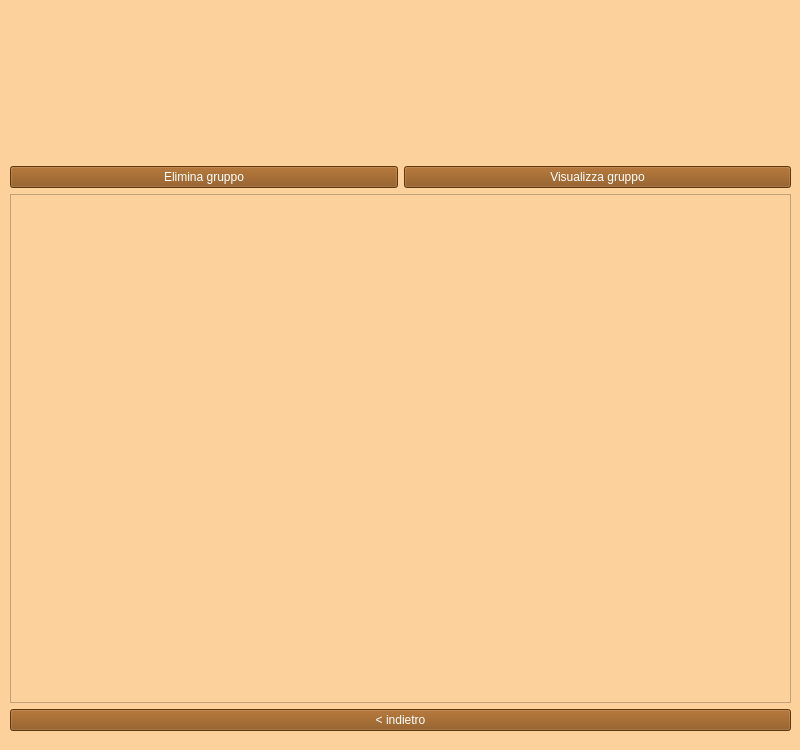
The window that GruppoClienti/view/lista_gruppo_clienti.ui (ManuelMarrone/GestioneBowling) describes before a commit, drawn with Qt 5.
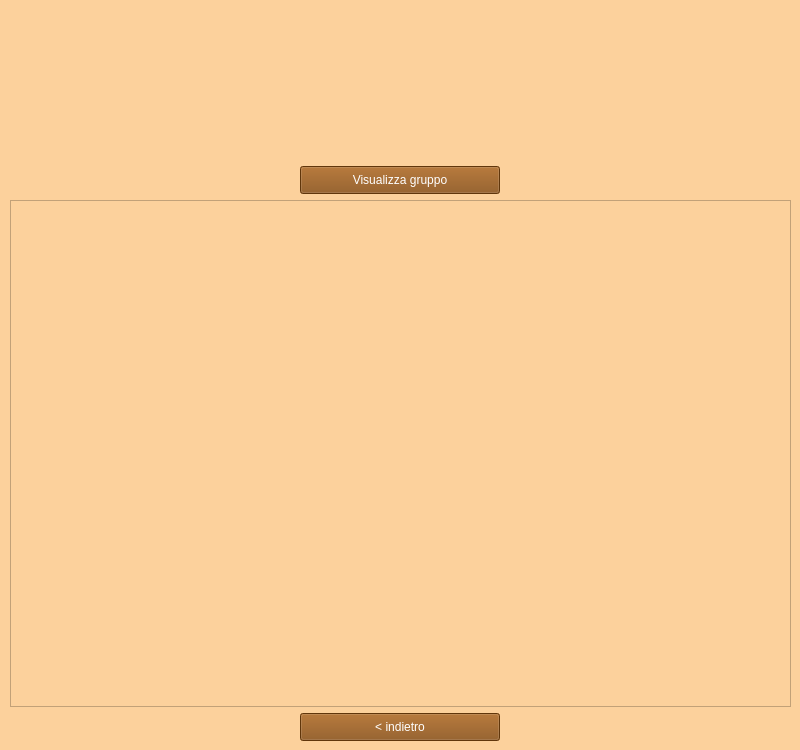
The same window after the commit. Icons and pictures are not drawn.

Patch:
```diff
--- a/GruppoClienti/view/lista_gruppo_clienti.ui
+++ b/GruppoClienti/view/lista_gruppo_clienti.ui
@@ -34,7 +34,7 @@
      <x>10</x>
      <y>10</y>
      <width>781</width>
-     <height>721</height>
+     <height>731</height>
     </rect>
    </property>
    <layout class="QVBoxLayout" name="verticalLayout_6">
@@ -77,19 +77,20 @@
            <layout class="QVBoxLayout" name="verticalLayout_9">
             <item>
              <layout class="QHBoxLayout" name="horizontalLayout_11">
-              <item>
-               <widget class="QPushButton" name="eliminaGruppo">
-                <property name="styleSheet">
-                 <string notr="true">color: rgb(255, 255, 255);
-background-color: rgb(135, 75, 15);</string>
-                </property>
-                <property name="text">
-                 <string>Elimina gruppo</string>
-                </property>
-               </widget>
-              </item>
               <item>
                <widget class="QPushButton" name="visualizzaGruppo">
+                <property name="minimumSize">
+                 <size>
+                  <width>200</width>
+                  <height>28</height>
+                 </size>
+                </property>
+                <property name="maximumSize">
+                 <size>
+                  <width>200</width>
+                  <height>28</height>
+                 </size>
+                </property>
                 <property name="styleSheet">
                  <string notr="true">color: rgb(255, 255, 255);
 background-color: rgb(135, 75, 15);</string>
@@ -106,26 +107,39 @@
           <item>
            <widget class="QListWidget" name="gruppiList"/>
           </item>
+          <item>
+           <layout class="QHBoxLayout" name="horizontalLayout">
+            <item>
+             <widget class="QPushButton" name="indietroButton_2">
+              <property name="minimumSize">
+               <size>
+                <width>200</width>
+                <height>28</height>
+               </size>
+              </property>
+              <property name="maximumSize">
+               <size>
+                <width>200</width>
+                <height>28</height>
+               </size>
+              </property>
+              <property name="styleSheet">
+               <string notr="true">color: rgb(255, 255, 255);
+background-color: rgb(135, 75, 15);</string>
+              </property>
+              <property name="text">
+               <string>&lt; indietro</string>
+              </property>
+             </widget>
+            </item>
+           </layout>
+          </item>
          </layout>
         </item>
        </layout>
       </item>
      </layout>
     </item>
-    <item>
-     <widget class="QPushButton" name="indietroButton_2">
-      <property name="styleSheet">
-       <string notr="true">color: rgb(255, 255, 255);
-background-color: rgb(135, 75, 15);</string>
-      </property>
-      <property name="text">
-       <string>&lt; indietro</string>
-      </property>
-     </widget>
-    </item>
-    <item>
-     <layout class="QHBoxLayout" name="horizontalLayout_12"/>
-    </item>
    </layout>
   </widget>
  </widget>
```
